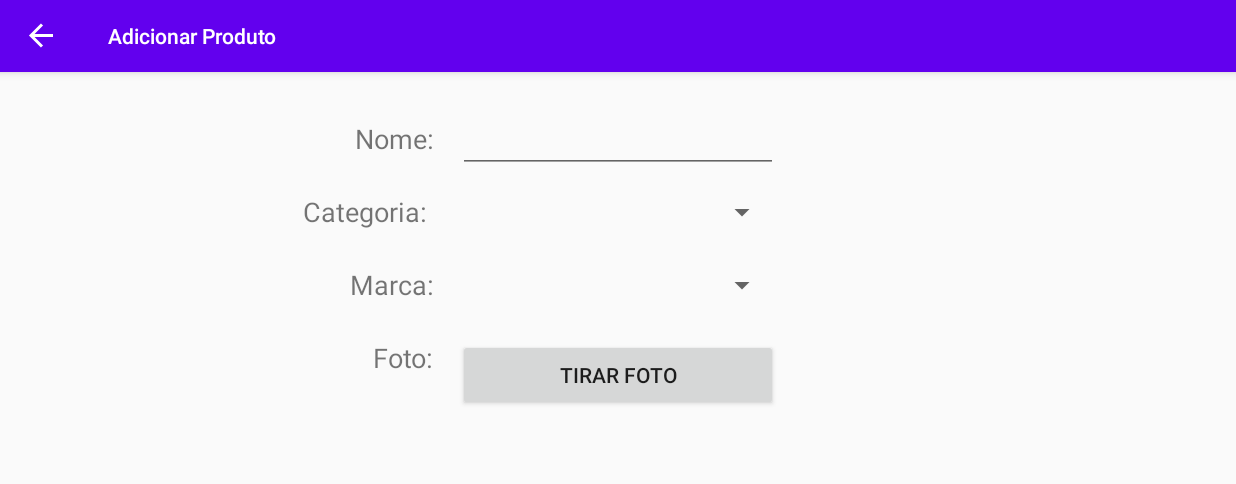
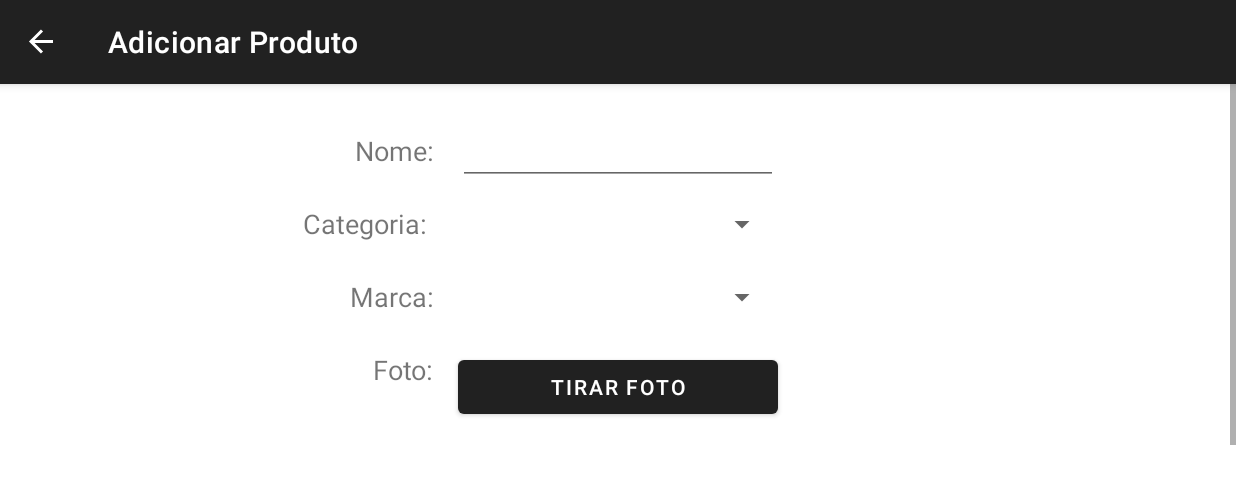
Before and after one commit to tiagonuneslx/gestao-da-cozinha, an Android app: the AdicionarProdutoFragment screen opened through its navigation route, on a phone screen of 824 x 412 dp (held sideways). Shown: the top 484 px of the screen. Run offline under Robolectric (Android 15) with nearby library versions, the phone set to English and light mode, and no system bars; our stand-ins replace Room's generated code, Timber, data binding, navigation-ui; pictures from the network do not load.

Commit message:
Migrações para Material Design + Produto Detalhes

```diff
--- a/app/build.gradle
+++ b/app/build.gradle
@@ -65,6 +65,9 @@ dependencies {
     // ConstraintLayout
     implementation 'androidx.constraintlayout:constraintlayout:2.0.1'
 
+    // Activity
+    implementation "androidx.activity:activity-ktx:1.1.0"
+
     // Lifecycle Extensions
     implementation 'androidx.lifecycle:lifecycle-extensions:2.2.0'
 
--- a/app/src/main/java/com/example/gestaodacozinha/data/Produto.kt
+++ b/app/src/main/java/com/example/gestaodacozinha/data/Produto.kt
@@ -1,8 +1,11 @@
 package com.example.gestaodacozinha.data
 
+import android.os.Parcelable
 import androidx.room.Entity
 import androidx.room.PrimaryKey
+import kotlinx.android.parcel.Parcelize
 
+@Parcelize
 @Entity(tableName = "produto")
 data class Produto(
     @PrimaryKey(autoGenerate = true)
@@ -11,4 +14,4 @@ data class Produto(
     val foto: String,
     val categoria: String,
     val marca: String,
-)
+) : Parcelable
--- a/app/src/main/java/com/example/gestaodacozinha/ui/produtos/ProdutoAdapter.kt
+++ b/app/src/main/java/com/example/gestaodacozinha/ui/produtos/ProdutoAdapter.kt
@@ -1,6 +1,7 @@
 package com.example.gestaodacozinha.ui.produtos
 
 import android.view.LayoutInflater
+import android.view.View
 import android.view.ViewGroup
 import androidx.recyclerview.widget.DiffUtil
 import androidx.recyclerview.widget.ListAdapter
@@ -48,7 +49,7 @@ class ProdutoAdapter(private val onClickListener: OnClickListener) :
         holder.bind(item, onClickListener)
     }
 
-    class OnClickListener(val clickListener: (produto: Produto) -> Unit) {
-        fun onClick(produto: Produto) = clickListener(produto)
+    class OnClickListener(val clickListener: (produto: Produto, view: View) -> Unit) {
+        fun onClick(produto: Produto, view: View) = clickListener(produto, view)
     }
 }
--- a/app/src/main/java/com/example/gestaodacozinha/ui/produtos/ProdutosFragment.kt
+++ b/app/src/main/java/com/example/gestaodacozinha/ui/produtos/ProdutosFragment.kt
@@ -6,7 +6,9 @@ import android.view.View
 import android.view.ViewGroup
 import androidx.fragment.app.Fragment
 import androidx.fragment.app.viewModels
+import androidx.navigation.fragment.FragmentNavigatorExtras
 import androidx.navigation.fragment.findNavController
+import com.example.gestaodacozinha.R
 import com.example.gestaodacozinha.data.AppDatabase
 import com.example.gestaodacozinha.databinding.ProdutosFragmentBinding
 
@@ -25,14 +27,26 @@ class ProdutosFragment : Fragment() {
             ProdutosViewModelFactory(dataSource, application)
         }
 
-        val adapter = ProdutoAdapter(ProdutoAdapter.OnClickListener { produto ->
-            viewModel.produtoClicado(produto)
+        val adapter = ProdutoAdapter(ProdutoAdapter.OnClickListener { produto, view ->
+            viewModel.produtoClicado(produto, view)
         })
         binding.listaProdutos.adapter = adapter
 
         viewModel.produtos.observe(viewLifecycleOwner) {
             it?.let {
                 adapter.submitList(it)
+            }
+        }
+
+        viewModel.navegarProdutoDetalhes.observe(viewLifecycleOwner) {
+            it?.let {
+                val nomeTransicaoProdutoDetalhes =
+                    getString(R.string.nome_transicao_produto_detalhes)
+                findNavController().navigate(
+                    ProdutosFragmentDirections.actionProdutosToProdutoDetalhesFragment(it.first),
+                    FragmentNavigatorExtras(it.second to nomeTransicaoProdutoDetalhes)
+                )
+                viewModel.navegarProdutoDetalhesConcluido()
             }
         }
 
--- a/app/src/main/java/com/example/gestaodacozinha/ui/produtos/ProdutosViewModel.kt
+++ b/app/src/main/java/com/example/gestaodacozinha/ui/produtos/ProdutosViewModel.kt
@@ -4,6 +4,8 @@ import android.app.Application
 import android.view.View
 import android.widget.ImageView
 import androidx.lifecycle.AndroidViewModel
+import androidx.lifecycle.LiveData
+import androidx.lifecycle.MutableLiveData
 import androidx.lifecycle.viewModelScope
 import com.example.gestaodacozinha.GestaoCozinhaApp
 import com.example.gestaodacozinha.data.Produto
@@ -21,10 +23,19 @@ class ProdutosViewModel(
 
     val produtos = database.obterTodosProdutos()
 
+    private val _navegarProdutoDetalhes = MutableLiveData<Pair<Produto, View>>(null)
+    val navegarProdutoDetalhes: LiveData<Pair<Produto, View>>
+        get() = _navegarProdutoDetalhes
+
     private var apagar = false
 
-    fun produtoClicado(produto: Produto) {
+    fun produtoClicado(produto: Produto, view: View) {
         if (apagar) apagarProduto(produto)
+        else _navegarProdutoDetalhes.value = Pair(produto, view)
+    }
+
+    fun navegarProdutoDetalhesConcluido() {
+        _navegarProdutoDetalhes.value = null
     }
 
     private fun apagarProduto(produto: Produto) {
--- a/app/src/main/res/layout/adicionar_produto_fragment.xml
+++ b/app/src/main/res/layout/adicionar_produto_fragment.xml
@@ -10,44 +10,48 @@
             type="com.example.gestaodacozinha.ui.produtos.AdicionarProdutosViewModel" />
     </data>
 
+    <ScrollView
+        android:layout_width="match_parent"
+        android:layout_height="match_parent">
+
         <androidx.constraintlayout.widget.ConstraintLayout
             android:id="@+id/main"
             android:layout_width="match_parent"
-        android:layout_height="match_parent"
+            android:layout_height="wrap_content"
             tools:context=".ui.produtos.ProdutosFragment">
 
-        <EditText
+            <com.google.android.material.textfield.TextInputEditText
                 android:id="@+id/nome_textview"
                 android:layout_width="wrap_content"
                 android:layout_height="wrap_content"
                 android:ems="10"
                 android:inputType="textShortMessage|textAutoCorrect|textCapSentences"
+                android:text="@={viewModel.nome}"
                 app:layout_constraintBaseline_toBaselineOf="@+id/textView"
                 app:layout_constraintEnd_toEndOf="parent"
-            android:text="@={viewModel.nome}"
                 app:layout_constraintStart_toStartOf="parent" />
 
             <Spinner
                 android:id="@+id/categoria_spinner"
                 android:layout_width="0dp"
                 android:layout_height="wrap_content"
+                app:content="@{viewModel.categorias}"
                 app:layout_constraintBottom_toBottomOf="@+id/textView3"
                 app:layout_constraintEnd_toEndOf="@+id/nome_textview"
                 app:layout_constraintStart_toStartOf="@+id/nome_textview"
-            app:content="@{viewModel.categorias}"
                 app:selection="@={viewModel.categoria}" />
 
             <Spinner
                 android:id="@+id/marca_spinner"
                 android:layout_width="0dp"
                 android:layout_height="wrap_content"
+                app:content="@{viewModel.marcas}"
                 app:layout_constraintBottom_toBottomOf="@+id/textView5"
                 app:layout_constraintEnd_toEndOf="@+id/categoria_spinner"
                 app:layout_constraintStart_toStartOf="@+id/categoria_spinner"
-            app:content="@{viewModel.marcas}"
                 app:selection="@={viewModel.marca}" />
 
-        <TextView
+            <com.google.android.material.textview.MaterialTextView
                 android:id="@+id/textView"
                 android:layout_width="wrap_content"
                 android:layout_height="wrap_content"
@@ -59,7 +63,7 @@
                 app:layout_constraintEnd_toStartOf="@+id/nome_textview"
                 app:layout_constraintTop_toTopOf="parent" />
 
-        <TextView
+            <com.google.android.material.textview.MaterialTextView
                 android:id="@+id/textView3"
                 android:layout_width="wrap_content"
                 android:layout_height="wrap_content"
@@ -69,7 +73,7 @@
                 app:layout_constraintEnd_toEndOf="@+id/textView"
                 app:layout_constraintTop_toBottomOf="@+id/textView" />
 
-        <TextView
+            <com.google.android.material.textview.MaterialTextView
                 android:id="@+id/textView5"
                 android:layout_width="wrap_content"
                 android:layout_height="wrap_content"
@@ -79,7 +83,7 @@
                 app:layout_constraintEnd_toEndOf="@+id/textView3"
                 app:layout_constraintTop_toBottomOf="@+id/textView3" />
 
-        <TextView
+            <com.google.android.material.textview.MaterialTextView
                 android:id="@+id/textView6"
                 android:layout_width="wrap_content"
                 android:layout_height="wrap_content"
@@ -89,28 +93,28 @@
                 app:layout_constraintEnd_toEndOf="@+id/textView5"
                 app:layout_constraintTop_toBottomOf="@+id/textView5" />
 
-        <Button
+            <com.google.android.material.button.MaterialButton
                 android:id="@+id/tirar_foto_botao"
                 android:layout_width="0dp"
                 android:layout_height="wrap_content"
+                android:onClick="@{viewModel::tirarFoto}"
                 android:text="Tirar foto"
                 app:layout_constraintEnd_toEndOf="@+id/marca_spinner"
                 app:layout_constraintStart_toStartOf="@+id/marca_spinner"
-            android:onClick="@{viewModel::tirarFoto}"
                 app:layout_constraintTop_toTopOf="@+id/textView6" />
 
-        <ImageView
+            <com.google.android.material.imageview.ShapeableImageView
                 android:id="@+id/foto"
                 android:layout_width="0dp"
                 android:layout_height="0dp"
                 android:scaleType="centerCrop"
+                app:imageUri="@{viewModel.fotoUri}"
                 app:layout_constraintDimensionRatio="1:1"
                 app:layout_constraintEnd_toEndOf="@+id/tirar_foto_botao"
                 app:layout_constraintStart_toStartOf="@+id/tirar_foto_botao"
-            app:layout_constraintTop_toBottomOf="@+id/tirar_foto_botao"
-            app:imageUri="@{viewModel.fotoUri}" />
+                app:layout_constraintTop_toBottomOf="@+id/tirar_foto_botao" />
 
-        <Button
+            <com.google.android.material.button.MaterialButton
                 android:id="@+id/guardar_produto_botao"
                 android:layout_width="wrap_content"
                 android:layout_height="wrap_content"
@@ -123,4 +127,6 @@
                 app:layout_constraintTop_toBottomOf="@+id/foto" />
 
         </androidx.constraintlayout.widget.ConstraintLayout>
+
+    </ScrollView>
 </layout>
--- a/app/src/main/res/layout/categorias_fragment.xml
+++ b/app/src/main/res/layout/categorias_fragment.xml
@@ -16,7 +16,7 @@
         android:layout_height="match_parent"
         tools:context=".ui.produtos.CategoriasFragment">
 
-        <Button
+        <com.google.android.material.button.MaterialButton
             android:id="@+id/botao_adicionar_categoria"
             android:layout_width="wrap_content"
             android:layout_height="wrap_content"
@@ -41,7 +41,7 @@
             app:layout_constraintStart_toStartOf="parent"
             app:layout_constraintTop_toBottomOf="@+id/botao_adicionar_categoria" />
 
-        <EditText
+        <com.google.android.material.textfield.TextInputEditText
             android:id="@+id/editTextTextPersonName"
             android:layout_width="wrap_content"
             android:layout_height="wrap_content"
@@ -55,7 +55,7 @@
             app:layout_constraintStart_toStartOf="parent"
             app:layout_constraintTop_toTopOf="parent" />
 
-        <ImageView
+        <com.google.android.material.imageview.ShapeableImageView
             android:id="@+id/delete_button"
             android:layout_width="wrap_content"
             android:layout_height="wrap_content"
--- a/app/src/main/res/layout/list_item_categoria.xml
+++ b/app/src/main/res/layout/list_item_categoria.xml
@@ -20,7 +20,7 @@
         android:layout_height="wrap_content"
         android:onClick="@{() -> clickListener.onClick(categoria)}">
 
-        <TextView
+        <com.google.android.material.textview.MaterialTextView
             android:id="@+id/categoria_nome"
             android:layout_width="0dp"
             android:layout_height="wrap_content"
--- a/app/src/main/res/layout/produtos_fragment.xml
+++ b/app/src/main/res/layout/produtos_fragment.xml
@@ -16,7 +16,7 @@
         android:layout_height="match_parent"
         tools:context=".ui.produtos.ProdutosFragment">
 
-        <Button
+        <com.google.android.material.button.MaterialButton
             android:id="@+id/botao_adicionar_produto"
             android:layout_width="wrap_content"
             android:layout_height="wrap_content"
@@ -42,7 +42,7 @@
             app:layout_constraintTop_toBottomOf="@+id/botao_adicionar_produto"
             app:spanCount="6" />
 
-        <ImageView
+        <com.google.android.material.imageview.ShapeableImageView
             android:id="@+id/apagar_botao"
             android:layout_width="wrap_content"
             android:layout_height="wrap_content"
--- a/app/src/main/res/navigation/nav_graph.xml
+++ b/app/src/main/res/navigation/nav_graph.xml
@@ -13,6 +13,9 @@
         <action
             android:id="@+id/action_produtos_to_adicionarProdutoFragment"
             app:destination="@id/adicionarProdutoFragment" />
+        <action
+            android:id="@+id/action_produtos_to_produtoDetalhesFragment"
+            app:destination="@id/produtoDetalhesFragment" />
     </fragment>
     <fragment
         android:id="@+id/categorias"
@@ -30,4 +33,13 @@
             app:popUpTo="@id/adicionarProdutoFragment"
             app:popUpToInclusive="true" />
     </fragment>
+    <fragment
+        android:id="@+id/produtoDetalhesFragment"
+        android:name="com.example.gestaodacozinha.ui.produtos.ProdutoDetalhesFragment"
+        android:label="Detalhes do produto"
+        tools:layout="@layout/produto_detalhes_fragment">
+        <argument
+            android:name="produto"
+            app:argType="com.example.gestaodacozinha.data.Produto" />
+    </fragment>
 </navigation>
--- a/app/src/main/res/values/colors.xml
+++ b/app/src/main/res/values/colors.xml
@@ -1,7 +1,4 @@
 <?xml version="1.0" encoding="utf-8"?>
 <resources>
-    <color name="colorPrimary">#6200EE</color>
-    <color name="colorPrimaryDark">#3700B3</color>
-    <color name="colorAccent">#03DAC5</color>
     <color name="apagarAtivado">#A60013</color>
 </resources>
--- a/app/src/main/res/values/strings.xml
+++ b/app/src/main/res/values/strings.xml
@@ -1,3 +1,4 @@
 <resources>
     <string name="app_name">Gestao da Cozinha</string>
+    <string name="nome_transicao_produto_detalhes">produto_detalhes_%1$d</string>
 </resources>
--- a/app/src/main/res/values/styles.xml
+++ b/app/src/main/res/values/styles.xml
@@ -1,10 +1,7 @@
 <resources>
     <!-- Base application theme. -->
-    <style name="AppTheme" parent="Theme.AppCompat.Light.DarkActionBar">
+    <style name="AppTheme" parent="Theme.MaterialComponents.DayNight.DarkActionBar">
         <!-- Customize your theme here. -->
-        <item name="colorPrimary">@color/colorPrimary</item>
-        <item name="colorPrimaryDark">@color/colorPrimaryDark</item>
-        <item name="colorAccent">@color/colorAccent</item>
     </style>
 
 </resources>
```
Also changed, not shown: app/src/main/AndroidManifest.xml (+2 -8 lines), app/src/main/java/com/example/gestaodacozinha/ui/produtos/ProdutoDetalhesFragment.kt (added, +42 -0 lines), app/src/main/java/com/example/gestaodacozinha/ui/produtos/ProdutoDetalhesViewModel.kt (added, +24 -0 lines), app/src/main/java/com/example/gestaodacozinha/ui/produtos/ProdutoDetalhesViewModelFactory.kt (added, +21 -0 lines), app/src/main/res/layout/list_item_produto.xml (+53 -29 lines), app/src/main/res/layout/produto_detalhes_fragment.xml (added, +51 -0 lines). Lines whose indentation alone changed are shown as unchanged.
